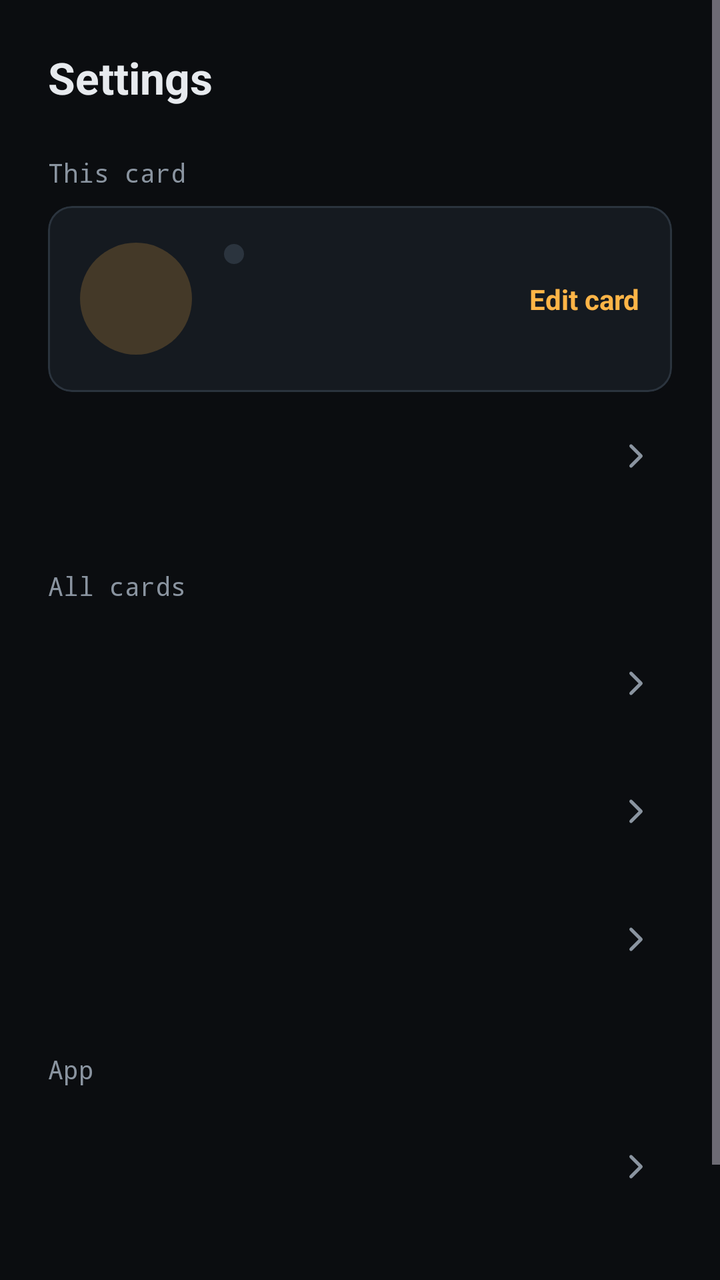
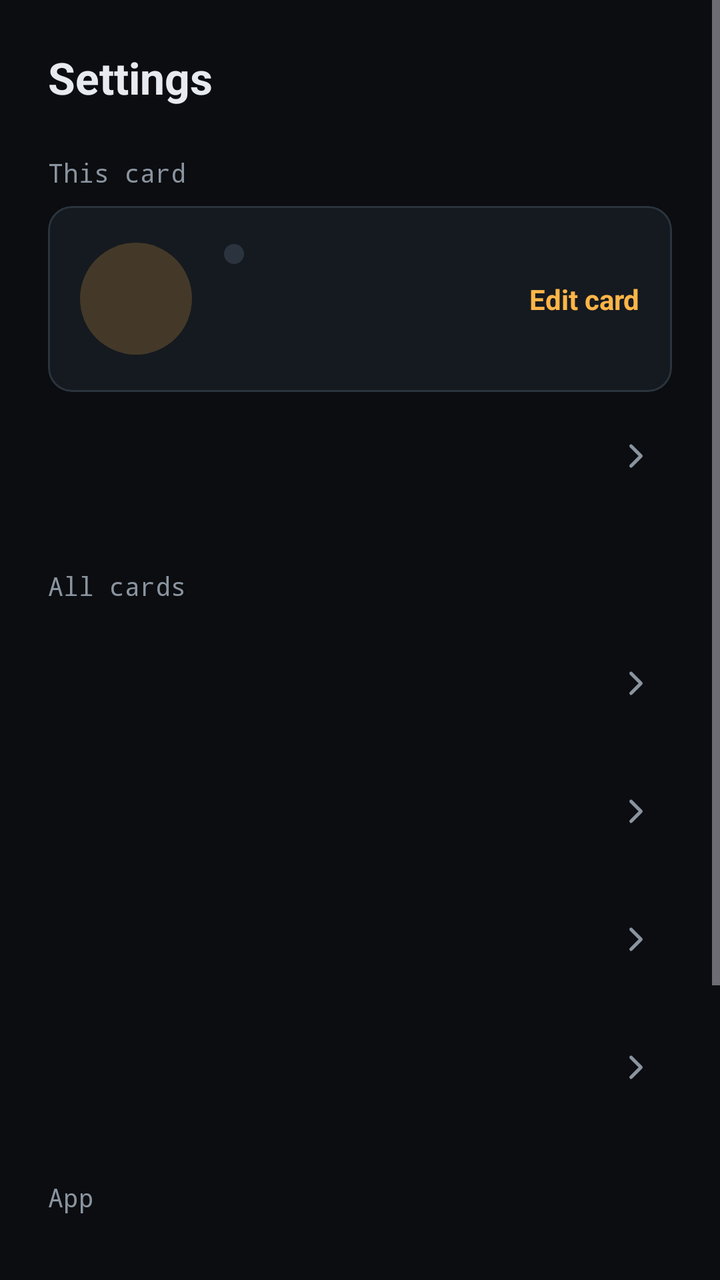

The first picture is an Android layout as it rendered before a commit; the second is the same layout after the commit. The layout source and the unified diff follow.
<!-- AndroidManifest.xml: application theme Theme.Tilde -->
<!-- res/layout/panel_settings.xml -->
<?xml version="1.0" encoding="utf-8"?>
<ScrollView xmlns:android="http://schemas.android.com/apk/res/android"
    xmlns:app="http://schemas.android.com/apk/res-auto"
    style="@style/Panel">

    <LinearLayout
        android:layout_width="match_parent"
        android:layout_height="wrap_content"
        android:orientation="vertical"
        android:padding="24dp">

        <TextView
            android:layout_width="match_parent"
            android:layout_height="wrap_content"
            android:text="@string/tab_settings"
            android:textColor="@color/text"
            android:textSize="22sp"
            android:textStyle="bold" />

        <TextView style="@style/Label" android:text="@string/settings_this_card" />

        
        <com.google.android.material.card.MaterialCardView
            android:id="@+id/settings_card"
            style="@style/Widget.Material3.CardView.Outlined"
            android:layout_width="match_parent"
            android:layout_height="wrap_content"
            android:clickable="true"
            android:focusable="true"
            app:cardBackgroundColor="@color/panel_raised"
            app:strokeColor="@color/line_strong">

            <LinearLayout
                android:layout_width="match_parent"
                android:layout_height="wrap_content"
                android:gravity="center_vertical"
                android:orientation="horizontal"
                android:padding="16dp">

                <include
                    android:id="@+id/settings_avatar"
                    layout="@layout/view_avatar"
                    android:layout_width="56dp"
                    android:layout_height="56dp" />

                <LinearLayout
                    android:layout_width="0dp"
                    android:layout_height="wrap_content"
                    android:layout_marginStart="16dp"
                    android:layout_weight="1"
                    android:orientation="vertical">

                    <LinearLayout
                        android:layout_width="match_parent"
                        android:layout_height="wrap_content"
                        android:gravity="center_vertical"
                        android:orientation="horizontal">

                        <View
                            android:id="@+id/settings_card_dot"
                            android:layout_width="10dp"
                            android:layout_height="10dp"
                            android:background="@drawable/bg_dot" />

                        <TextView
                            android:id="@+id/settings_card_label"
                            android:layout_width="wrap_content"
                            android:layout_height="wrap_content"
                            android:layout_marginStart="8dp"
                            android:fontFamily="monospace"
                            android:textColor="@color/dim"
                            android:textSize="12sp" />
                    </LinearLayout>

                    <TextView
                        android:id="@+id/settings_card_name"
                        style="@style/RowTitle"
                        android:layout_marginTop="2dp" />

                    <TextView
                        android:id="@+id/settings_card_summary"
                        style="@style/RowDetail"
                        android:ellipsize="end"
                        android:maxLines="1" />
                </LinearLayout>

                <TextView
                    android:layout_width="wrap_content"
                    android:layout_height="wrap_content"
                    android:layout_marginStart="8dp"
                    android:text="@string/edit_card"
                    android:textColor="@color/accent"
                    android:textSize="14sp"
                    android:textStyle="bold" />
            </LinearLayout>
        </com.google.android.material.card.MaterialCardView>

        <include android:id="@+id/row_cards" layout="@layout/row_setting" />

        <TextView style="@style/Label" android:text="@string/settings_all_cards" />

        <include android:id="@+id/row_sharing" layout="@layout/row_setting" />

        <include android:id="@+id/row_wifi" layout="@layout/row_setting" />

        <include android:id="@+id/row_write" layout="@layout/row_setting" />

        <TextView style="@style/Label" android:text="@string/settings_app" />

        <include android:id="@+id/row_tile" layout="@layout/row_setting" />

        <include android:id="@+id/row_about" layout="@layout/row_setting" />
    </LinearLayout>
</ScrollView>
<!-- res/layout/view_avatar.xml (included above) -->
<?xml version="1.0" encoding="utf-8"?>
<FrameLayout xmlns:android="http://schemas.android.com/apk/res/android"
    xmlns:app="http://schemas.android.com/apk/res-auto"
    android:layout_width="match_parent"
    android:layout_height="match_parent">

    <TextView
        android:id="@+id/avatar_initials"
        android:layout_width="match_parent"
        android:layout_height="match_parent"
        android:background="@drawable/bg_avatar"
        android:gravity="center"
        android:textColor="@color/accent"
        android:textSize="24sp"
        android:textStyle="bold" />

    <com.google.android.material.imageview.ShapeableImageView
        android:id="@+id/avatar_photo"
        android:layout_width="match_parent"
        android:layout_height="match_parent"
        android:importantForAccessibility="no"
        android:scaleType="centerCrop"
        android:visibility="gone"
        app:shapeAppearanceOverlay="@style/Circle" />
</FrameLayout>
<!-- res/layout/row_setting.xml (included above) -->
<?xml version="1.0" encoding="utf-8"?>
<LinearLayout xmlns:android="http://schemas.android.com/apk/res/android"
    xmlns:app="http://schemas.android.com/apk/res-auto"
    android:layout_width="match_parent"
    android:layout_height="wrap_content"
    android:background="?attr/selectableItemBackground"
    android:gravity="center_vertical"
    android:minHeight="64dp"
    android:orientation="horizontal"
    android:paddingHorizontal="8dp"
    android:paddingVertical="10dp">

    <ImageView
        android:id="@+id/setting_icon"
        android:layout_width="24dp"
        android:layout_height="24dp"
        android:importantForAccessibility="no"
        app:tint="@color/muted" />

    <LinearLayout
        android:layout_width="0dp"
        android:layout_height="wrap_content"
        android:layout_marginStart="20dp"
        android:layout_weight="1"
        android:orientation="vertical">

        <TextView
            android:id="@+id/setting_title"
            android:layout_width="match_parent"
            android:layout_height="wrap_content"
            android:textColor="@color/text"
            android:textSize="16sp" />

        <TextView
            android:id="@+id/setting_summary"
            android:layout_width="match_parent"
            android:layout_height="wrap_content"
            android:layout_marginTop="2dp"
            android:ellipsize="end"
            android:maxLines="1"
            android:textColor="@color/muted"
            android:textSize="13sp" />
    </LinearLayout>

    <ImageView
        android:layout_width="20dp"
        android:layout_height="20dp"
        android:layout_marginStart="8dp"
        android:importantForAccessibility="no"
        android:src="@drawable/ic_chevron"
        app:tint="@color/dim" />
</LinearLayout>
<!-- resources referenced by this layout -->
<resources>
  <color name="accent">#FFB547</color>
  <color name="dim">#8A94A0</color>
  <color name="line_strong">#2B343E</color>
  <color name="muted">#A2ABB6</color>
  <color name="panel_raised">#151A20</color>
  <color name="text">#E7EAEE</color>
  <!-- drawable bg_avatar (drawable) -->
  <?xml version="1.0" encoding="utf-8"?>
  <shape xmlns:android="http://schemas.android.com/apk/res/android" android:shape="oval">
      <solid android:color="@color/accent_soft" />
  </shape>
  <!-- drawable bg_dot (drawable) -->
  <?xml version="1.0" encoding="utf-8"?>
  <shape xmlns:android="http://schemas.android.com/apk/res/android">
      <corners android:radius="999dp" />
      <solid android:color="@color/line_strong" />
  </shape>
  <!-- drawable ic_chevron (drawable) -->
  <?xml version="1.0" encoding="utf-8"?>
  <vector xmlns:android="http://schemas.android.com/apk/res/android"
      android:width="24dp" android:height="24dp" android:viewportWidth="24" android:viewportHeight="24">
      <path android:fillColor="#00000000" android:strokeColor="#FFFFFFFF" android:strokeWidth="2"
          android:strokeLineCap="round" android:strokeLineJoin="round" android:pathData="M9,6L15,12L9,18" />
  </vector>
  <string name="edit_card">Edit card</string>
  <string name="settings_all_cards">All cards</string>
  <string name="settings_app">App</string>
  <string name="settings_this_card">This card</string>
  <string name="tab_settings">Settings</string>
  <style name="Circle">
          <item name="cornerFamily">rounded</item>
          <item name="cornerSize">50%</item>
      </style>
  <style name="Label">
          <item name="android:layout_width">wrap_content</item>
          <item name="android:layout_height">wrap_content</item>
          <item name="android:layout_marginTop">24dp</item>
          <item name="android:layout_marginBottom">8dp</item>
          <item name="android:fontFamily">monospace</item>
          <item name="android:textColor">@color/dim</item>
          <item name="android:textSize">13sp</item>
      </style>
  <style name="Panel">
          <item name="android:layout_width">match_parent</item>
          <item name="android:layout_height">match_parent</item>
          <item name="android:fillViewport">true</item>
      </style>
  <style name="RowDetail" parent="Hint">
          <item name="android:layout_marginTop">2dp</item>
      </style>
  <style name="RowTitle">
          <item name="android:layout_width">match_parent</item>
          <item name="android:layout_height">wrap_content</item>
          <item name="android:textColor">@color/text</item>
          <item name="android:textSize">16sp</item>
          <item name="android:textStyle">bold</item>
      </style>
  <color name="accent_soft">#33FFB547</color>
  <style name="Hint">
          <item name="android:layout_width">match_parent</item>
          <item name="android:layout_height">wrap_content</item>
          <item name="android:textColor">@color/muted</item>
          <item name="android:textSize">14sp</item>
      </style>
  <color name="bg">#0B0D10</color>
  <color name="panel">#11151A</color>
  <color name="line">#1F262E</color>
  <style name="ThemeOverlay.Tilde.BottomSheet" parent="ThemeOverlay.Material3.BottomSheetDialog">
          <item name="colorSurfaceContainerLow">@color/panel</item>
      </style>
  <!-- unchanged entries left out for length: 1 -->
</resources>

<!-- the commit's change to res/layout/panel_settings.xml (unified diff, before → after) -->
@@ -103,9 +103,13 @@
 
         <include android:id="@+id/row_wifi" layout="@layout/row_setting" />
 
+        <include android:id="@+id/row_met" layout="@layout/row_setting" />
+
         <include android:id="@+id/row_write" layout="@layout/row_setting" />
 
         <TextView style="@style/Label" android:text="@string/settings_app" />
+
+        <include android:id="@+id/row_backup" layout="@layout/row_setting" />
 
         <include android:id="@+id/row_tile" layout="@layout/row_setting" />
 
